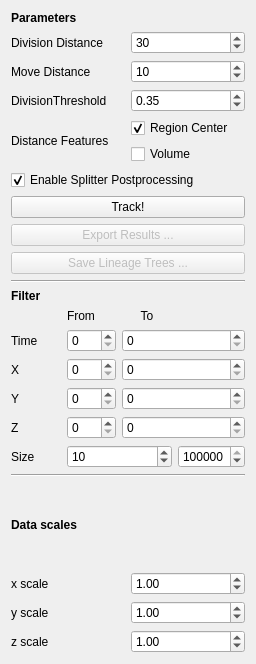
First picture: the form in ilastik/applets/tracking/drawerNN.ui, repository ilastik/ilastik, before the edit.
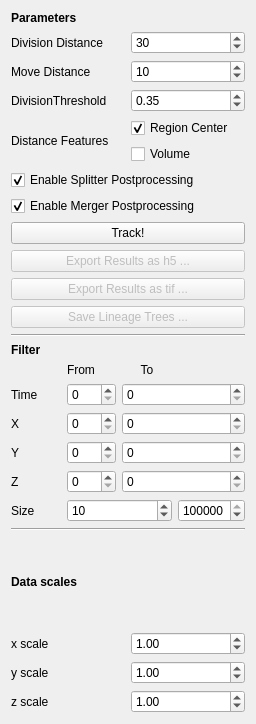
Second picture: the form after the edit.

Commit message: added export to tiff button and interface to merger handling

```diff
--- a/ilastik/applets/tracking/drawerNN.ui
+++ b/ilastik/applets/tracking/drawerNN.ui
@@ -7,7 +7,7 @@
     <x>0</x>
     <y>0</y>
     <width>256</width>
-    <height>664</height>
+    <height>724</height>
    </rect>
   </property>
   <property name="sizePolicy">
@@ -143,6 +143,16 @@
        </property>
       </widget>
      </item>
+     <item>
+      <widget class="QCheckBox" name="mergerHandlingBox">
+       <property name="text">
+        <string>Enable Merger Postprocessing</string>
+       </property>
+       <property name="checked">
+        <bool>true</bool>
+       </property>
+      </widget>
+     </item>
      <item>
       <widget class="QPushButton" name="TrackButton">
        <property name="styleSheet">
@@ -159,7 +169,17 @@
         <bool>false</bool>
        </property>
        <property name="text">
-        <string>Export Results ...</string>
+        <string>Export Results as h5 ...</string>
+       </property>
+      </widget>
+     </item>
+     <item>
+      <widget class="QPushButton" name="exportTifButton">
+       <property name="enabled">
+        <bool>false</bool>
+       </property>
+       <property name="text">
+        <string>Export Results as tif ...</string>
        </property>
       </widget>
      </item>
```
The commit also changes 4 other files.
